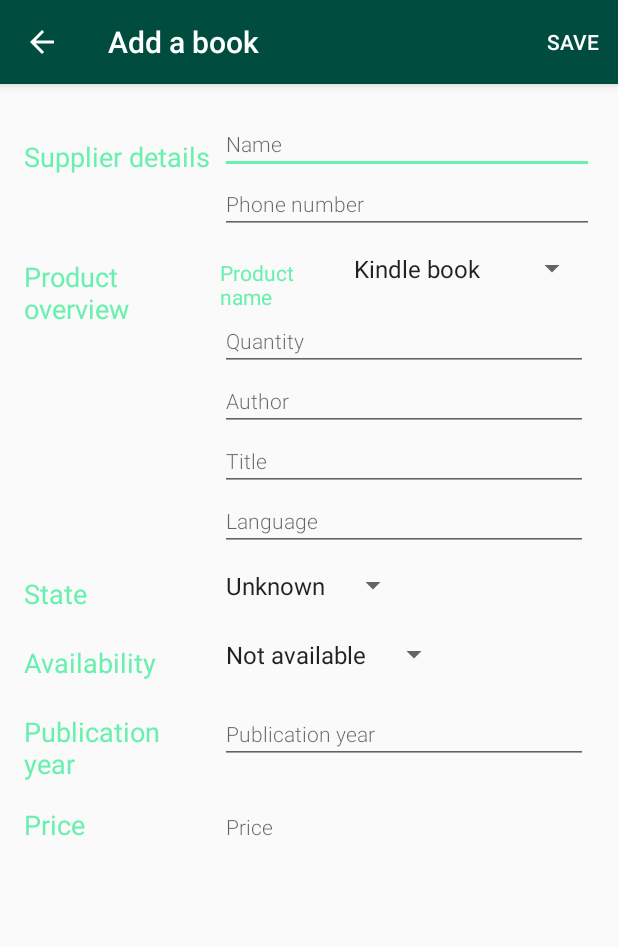
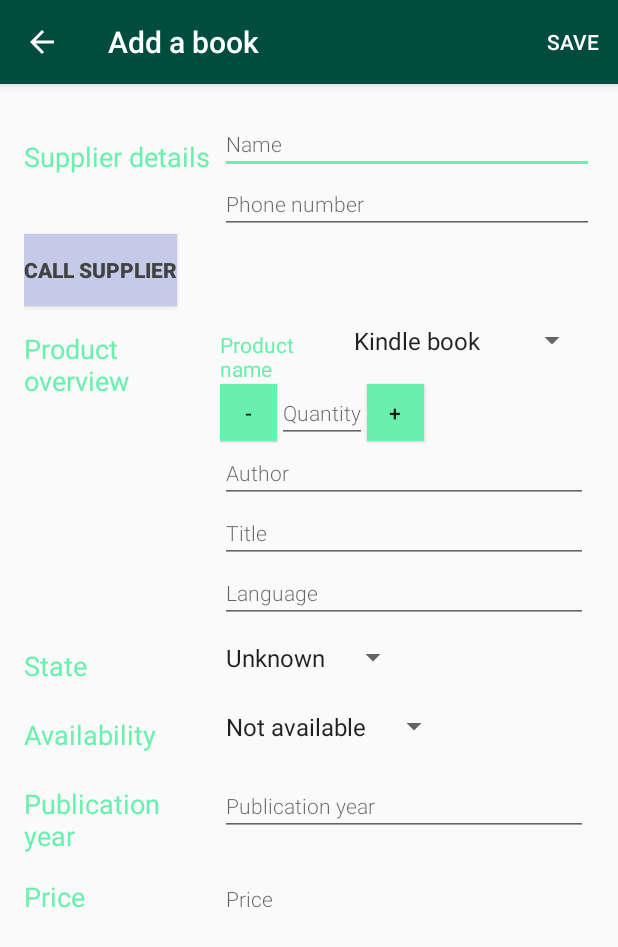
Before and after one commit to sskreber/Shelfie, an Android app: the EditingActivity screen opened directly, with no data from a screen before it, on a phone screen of 412 x 824 dp. Shown: the top 947 px of the screen. Run offline under Robolectric (Android 15) with nearby library versions, the phone set to English and light mode, and no system bars.

Commit message:
feat(EditingActivity): call supplier (via button). style: add quantity + and - buttons

```diff
--- a/app/src/main/java/com/example/android/shelfie/EditingActivity.java
+++ b/app/src/main/java/com/example/android/shelfie/EditingActivity.java
@@ -6,6 +6,7 @@ import android.content.Intent;
 import android.database.Cursor;
 import android.net.Uri;
 import android.os.Bundle;
+import android.support.design.widget.FloatingActionButton;
 import android.support.v4.app.LoaderManager;
 import android.support.v4.app.NavUtils;
 import android.support.v4.content.CursorLoader;
@@ -19,6 +20,7 @@ import android.view.MotionEvent;
 import android.view.View;
 import android.widget.AdapterView;
 import android.widget.ArrayAdapter;
+import android.widget.Button;
 import android.widget.EditText;
 import android.widget.Spinner;
 import android.widget.Toast;
@@ -44,6 +46,8 @@ public class EditingActivity extends AppCompatActivity implements LoaderManager.
     private int mState = 0;
     private Spinner mAvailabilitySpinner;
     private int mAvailability = 0;
+
+    private String mSupplierPhoneNumber = "";
 
     Uri mCurrentBookUri;
     private boolean mBookHasChanged = false;
@@ -403,6 +407,7 @@ public class EditingActivity extends AppCompatActivity implements LoaderManager.
 
             mSupplierNameEditText.setText(currentSupplierName);
             mSupplierPhoneNumberEditText.setText(Integer.toString(currentSupplierPhoneNumber));
+            mSupplierPhoneNumber = (Integer.toString(currentSupplierPhoneNumber));
             mQuantityEditText.setText(Integer.toString(currentQuantity));
             mAuthorEditText.setText(currentAuthor);
             mTitleEditText.setText(currentTitle);
@@ -504,4 +509,12 @@ public class EditingActivity extends AppCompatActivity implements LoaderManager.
         }
         finish();
     }
+
+    public void orderItemFromSupplier(View view) {
+        Intent phoneCallIntent = new Intent(Intent.ACTION_DIAL);
+        phoneCallIntent.setData(Uri.parse("tel:" + mSupplierPhoneNumber));
+        if (phoneCallIntent.resolveActivity(getPackageManager()) != null) {
+            startActivity(phoneCallIntent);
+        }
+    }
 }
--- a/app/src/main/java/com/example/android/shelfie/ShelfActivity.java
+++ b/app/src/main/java/com/example/android/shelfie/ShelfActivity.java
@@ -54,7 +54,7 @@ public class ShelfActivity extends AppCompatActivity implements LoaderManager.Lo
         mBookCursorAdapter = new BookCursorAdapter(this, null);
         bookListView.setAdapter(mBookCursorAdapter);
 
-        // If list item clicked - activity displaying given entry's info will be laucnhed
+        // If list item clicked - activity displaying given entry's info will be launched
         bookListView.setOnItemClickListener(new AdapterView.OnItemClickListener() {
             @Override
             public void onItemClick(AdapterView<?> parent, View view, int position, long id) {
--- a/app/src/main/res/layout/activity_editing.xml
+++ b/app/src/main/res/layout/activity_editing.xml
@@ -46,6 +46,18 @@
             </LinearLayout>
         </LinearLayout>
 
+        <Button
+            android:id="@+id/button_call_supplier"
+            android:onClick="orderItemFromSupplier"
+            android:layout_width="wrap_content"
+            android:layout_height="wrap_content"
+            android:layout_gravity="start"
+            android:layout_weight="1"
+            android:background="@color/colorLightPurple"
+            android:text="@string/button_text_call_supplier"
+            android:textColor="@color/colorDarkGray"
+            android:textStyle="bold" />
+
         <LinearLayout
             android:layout_width="match_parent"
             android:layout_height="wrap_content"
@@ -89,11 +101,35 @@
                     </LinearLayout>
                 </LinearLayout>
 
-                <EditText
-                    android:id="@+id/edit_book_quantity"
-                    style="@style/EditTextStyle"
-                    android:hint="@string/hint_book_quantity"
-                    android:inputType="phone" />
+                <LinearLayout
+                    android:layout_width="match_parent"
+                    android:layout_height="wrap_content"
+                    android:orientation="horizontal">
+
+                    <Button
+                        android:id="@+id/button_decrease_quantity"
+                        android:background="@color/colorAccent"
+                        android:layout_width="@dimen/button_quantity_size"
+                        android:layout_height="@dimen/button_quantity_size"
+                        android:onClick="decreaseQuantiy"
+                        android:text="@string/button_text_decrease_quantity"/>
+
+                    <EditText
+                        android:id="@+id/edit_book_quantity"
+                        android:layout_width="wrap_content"
+                        style="@style/EditTextStyle"
+                        android:gravity="center"
+                        android:hint="@string/hint_book_quantity"
+                        android:inputType="phone" />
+
+                    <Button
+                        android:id="@+id/button_increase_quantity"
+                        android:background="@color/colorAccent"
+                        android:layout_width="@dimen/button_quantity_size"
+                        android:layout_height="@dimen/button_quantity_size"
+                        android:onClick="increaseQuantiy"
+                        android:text="@string/button_text_increase_quantity" />
+                </LinearLayout>
 
                 <EditText
                     android:id="@+id/edit_book_author"
--- a/app/src/main/res/values/dimens.xml
+++ b/app/src/main/res/values/dimens.xml
@@ -1,5 +1,8 @@
 <resources xmlns:tools="http://schemas.android.com/tools">
+
+
     <dimen name="small_margin">4dp</dimen>
+    <dimen name="button_quantity_size">38dp</dimen>
     <dimen name="close_to_medium_margin">4dp</dimen>
     <dimen name="medium_margin">16dp</dimen>
     <dimen name="big_and_spinner_margin">46dp</dimen>
--- a/app/src/main/res/values/strings.xml
+++ b/app/src/main/res/values/strings.xml
@@ -66,4 +66,8 @@
     <string name="activity_shelf_display_unknown_author">Unknown author</string>
     <string name="activity_shelf_display_unknown_title">Unknown title</string>
 
+    <string name="button_text_call_supplier">Call supplier</string>
+    <string name="button_text_decrease_quantity">-</string>
+    <string name="button_text_increase_quantity">+</string>
+
 </resources>
```
